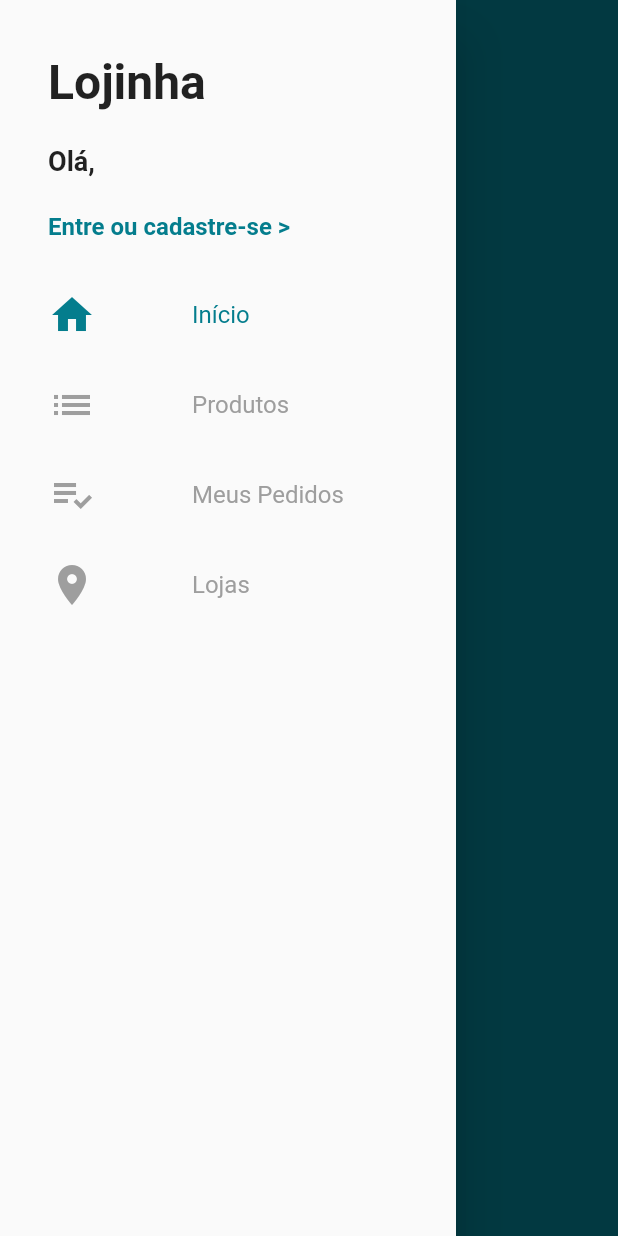
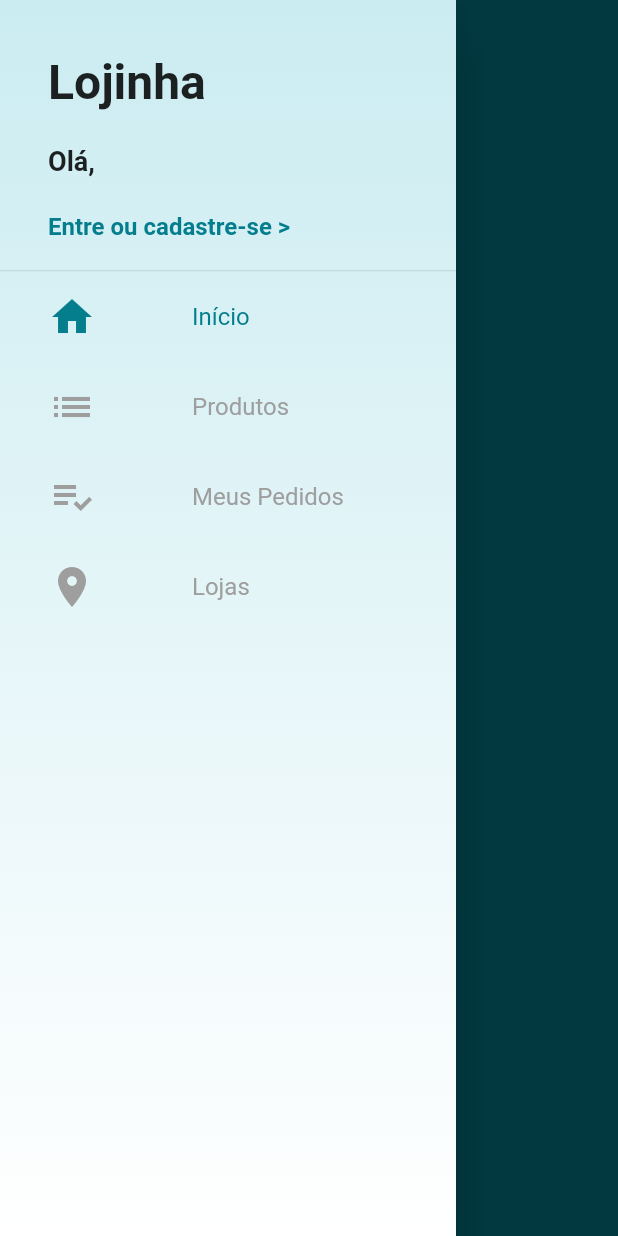
Before and after one commit to Luiz-fss/loja_virtual_completa, a Flutter app: the screen it shows after launch, with the side drawer open, on a phone screen of 412 x 824 dp. Run offline on Flutter 3.47's test engine with Material 2 defaults, Android fonts, the phone set to English and light mode, and no system bars; our stand-ins replace cloud_firestore, firebase_auth, firebase_core; accounts and stored records are empty.

Commit message:
Utilização de cor de gradient no menu drawer como também bloqueio dos campos enquanto se faz o cadastro da conta

```diff
--- a/lib/componentes-gerais/drawer-customizado.dart
+++ b/lib/componentes-gerais/drawer-customizado.dart
@@ -8,15 +8,32 @@ class DrawerCustomizado extends StatelessWidget {
   @override
   Widget build(BuildContext context) {
     return Drawer(
-      child: ListView(
+      child: Stack(
+        children: [
+           Container(
+           decoration: const BoxDecoration(
+              gradient: LinearGradient(
+                colors: [
+                  Color.fromARGB(255, 203, 236, 241),
+                  Colors.white
+                ],
+                begin: Alignment.topCenter,
+                end: Alignment.bottomCenter
+              )
+            ),
+          ),
+          ListView(
             children:  [
               CustomDrawerHeader(),
+              const Divider(height: 1,),
               ItemDrawer(iconData: Icons.home, titulo: "Início",pagina: 0),
               ItemDrawer(iconData: Icons.list, titulo: "Produtos",pagina: 1),
               ItemDrawer(iconData: Icons.playlist_add_check, titulo: "Meus Pedidos",pagina: 2,),
               ItemDrawer(iconData: Icons.location_on, titulo: "Lojas",pagina: 3,),
             ],
           ),
+        ],
+      ),
     );
   }
 }
```
Also changed, not shown: lib/telas/login/cadastro-conta.dart (+8 -2 lines). Lines whose indentation alone changed are shown as unchanged.
